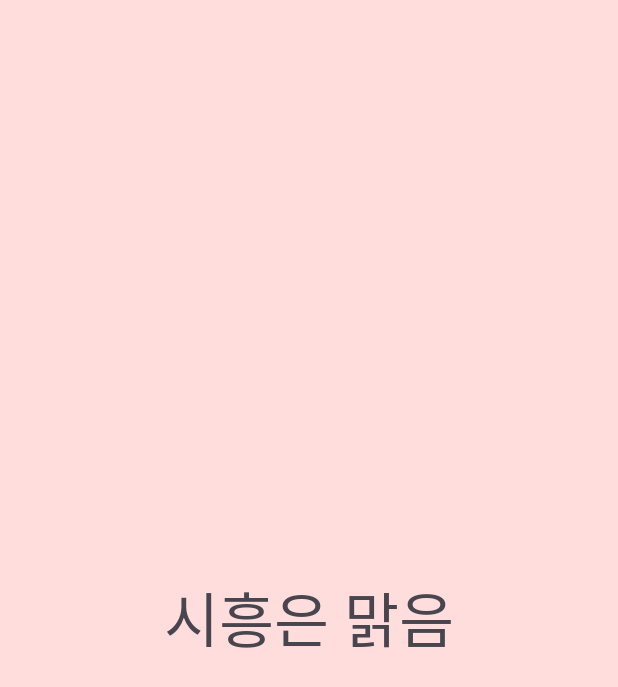
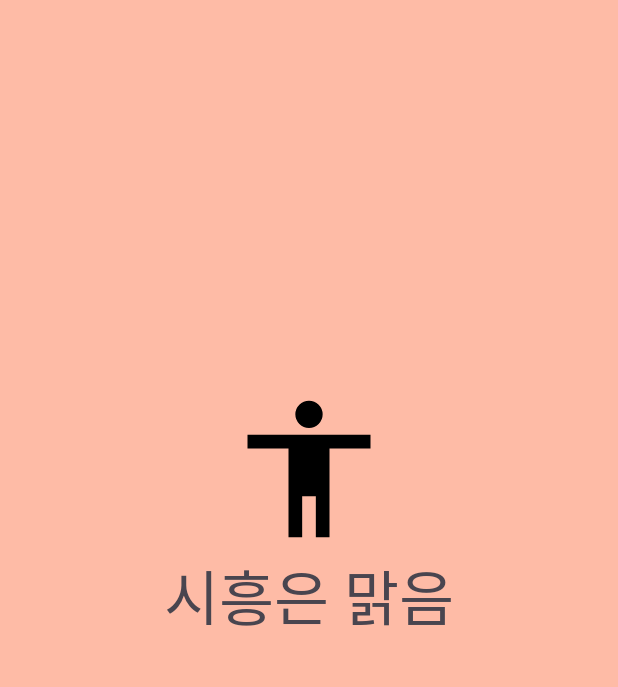
Before and after one commit to qkralswo0390/-, an Android app: the MainActivity screen opened directly, with no data from a screen before it, on a phone screen of 412 x 824 dp. Shown: the top 687 px of the screen. Run offline under Robolectric (Android 15) with nearby library versions, the light colour scheme and no system bars.

Commit message:
1.first app 2.banner

```diff
--- a/app/src/main/java/com/example/project/MainActivity.kt
+++ b/app/src/main/java/com/example/project/MainActivity.kt
@@ -17,7 +17,6 @@ class MainActivity : AppCompatActivity() {
         binding = ActivityMainBinding.inflate(layoutInflater)
         setContentView(binding.root)
 
-
         Handler(Looper.getMainLooper()).postDelayed({
             val intent = Intent(this, SecondActivity::class.java)
             startActivity(intent)
--- /dev/null
+++ b/app/src/main/res/drawable/outline_accessibility_24.xml
@@ -0,0 +1,5 @@
+<vector xmlns:android="http://schemas.android.com/apk/res/android" android:height="24dp" android:tint="#000000" android:viewportHeight="960" android:viewportWidth="960" android:width="24dp">
+
+    <path android:fillColor="@android:color/white" android:pathData="M480,240Q447,240 423.5,216.5Q400,193 400,160Q400,127 423.5,103.5Q447,80 480,80Q513,80 536.5,103.5Q560,127 560,160Q560,193 536.5,216.5Q513,240 480,240ZM360,880L360,360L120,360L120,280L840,280L840,360L600,360L600,880L520,880L520,640L440,640L440,880L360,880Z"/>
+
+</vector>
--- a/app/src/main/res/layout/activity_main.xml
+++ b/app/src/main/res/layout/activity_main.xml
@@ -1,10 +1,20 @@
 <?xml version="1.0" encoding="utf-8"?>
 <androidx.constraintlayout.widget.ConstraintLayout xmlns:android="http://schemas.android.com/apk/res/android"
     xmlns:app="http://schemas.android.com/apk/res-auto"
+    xmlns:tools="http://schemas.android.com/tools"
     android:layout_width="match_parent"
     android:layout_height="match_parent"
-    android:background="#FFDDDD">
+    android:background="#B4FFA481">
 
+    <ImageView
+        android:id="@+id/imageView"
+        android:layout_width="165dp"
+        android:layout_height="109dp"
+        app:srcCompat="@drawable/outline_accessibility_24"
+        app:layout_constraintTop_toTopOf="parent"
+        android:layout_marginTop="258dp"
+        app:layout_constraintStart_toStartOf="parent"
+        app:layout_constraintEnd_toEndOf="parent" />
 
     <TextView
         android:id="@+id/textView"
@@ -12,10 +22,11 @@
         android:layout_height="wrap_content"
         android:text="시흥은 맑음"
         android:textSize="40sp"
-        app:layout_constraintTop_toTopOf="parent"
-        app:layout_constraintBottom_toBottomOf="parent"
-        app:layout_constraintLeft_toLeftOf="parent"
-        app:layout_constraintRight_toRightOf="parent"
-        android:gravity="center"/>
+        android:gravity="center"
+        app:layout_constraintTop_toBottomOf="@+id/imageView"
+        app:layout_constraintStart_toStartOf="parent"
+        app:layout_constraintEnd_toEndOf="parent" />
+
+
 
 </androidx.constraintlayout.widget.ConstraintLayout>
--- a/app/src/main/res/values/strings.xml
+++ b/app/src/main/res/values/strings.xml
@@ -1,3 +1,3 @@
 <resources>
-    <string name="app_name">project</string>
+    <string name="app_name">시흥은 맑음</string>
 </resources>
```
